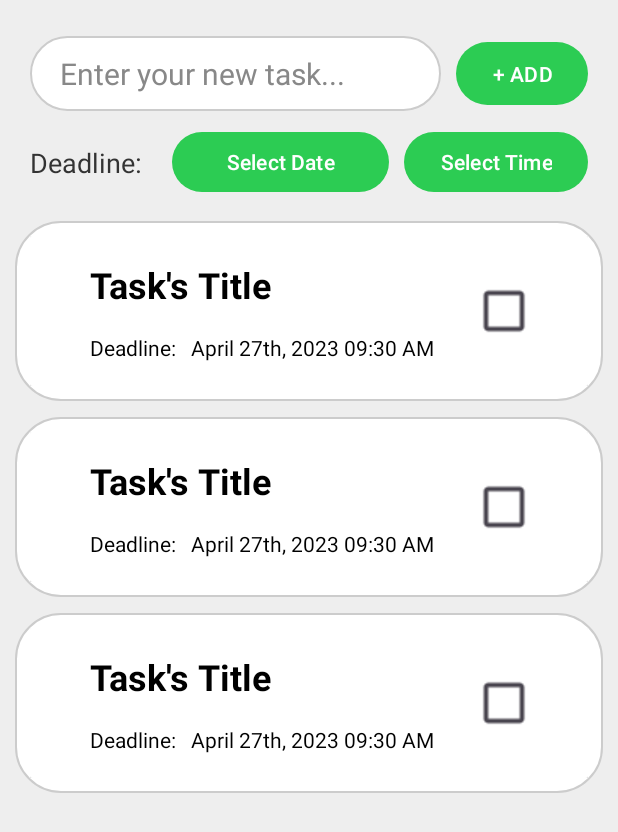
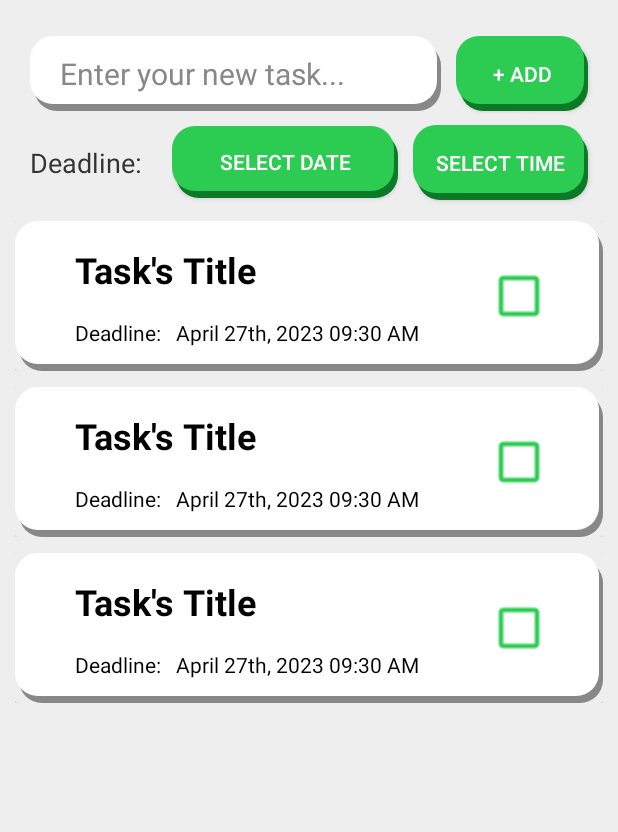
Before and after one commit to tranbaoanhh27/todo-app, an Android app: the layout activity_main.xml on its own in the app's theme, with its tools: preview values and no code run, on a phone screen of 412 x 824 dp. Shown: the top 832 px of the screen. Run offline under Robolectric (Android 15) with nearby library versions, the phone set to English and light mode, and no system bars.

Commit message:
Fixed bug: crash when submit new task without selecting deadline time, Updated app's UI

```diff
--- a/app/build.gradle
+++ b/app/build.gradle
@@ -11,7 +11,7 @@ android {
         minSdk 29
         targetSdk 33
         versionCode 1
-        versionName "1.0"
+        versionName '1.0.0'
 
         testInstrumentationRunner "androidx.test.runner.AndroidJUnitRunner"
     }
--- a/app/src/main/java/com/basoft/todo/MainActivity.java
+++ b/app/src/main/java/com/basoft/todo/MainActivity.java
@@ -100,7 +100,9 @@ public class MainActivity extends AppCompatActivity {
             TaskTodo newTask = new TaskTodo(newTaskTitle);
             Calendar deadline = Calendar.getInstance();
 
-            if (deadlineYear != null && deadlineHour != null) {
+            boolean haveDeadline = deadlineYear != null && deadlineHour != null;
+
+            if (haveDeadline) {
                 deadline.set(Calendar.YEAR, deadlineYear);
                 deadline.set(Calendar.MONTH, deadlineMonth);
                 deadline.set(Calendar.DAY_OF_MONTH, deadlineDay);
@@ -114,6 +116,7 @@ public class MainActivity extends AppCompatActivity {
             dataManager.addTask(newTask);
             taskAdapter.notifyDataSetChanged();
 
+            if (haveDeadline) {
                 Notification notification = NotificationHelper.createNotification(
                         MainActivity.this,
                         String.format("%s - %s", newTask.getTitle(), getString(R.string._10_minutes_remaining)),
@@ -128,6 +131,7 @@ public class MainActivity extends AppCompatActivity {
                 Calendar notificationTime = (Calendar) newTask.getDeadline().clone();
                 notificationTime.add(Calendar.MINUTE, -10);
                 NotificationHelper.scheduleNotification(MainActivity.this, notification, notificationTime);
+            }
 
             resetViews();
         }
--- /dev/null
+++ b/app/src/main/res/drawable/primary_button.xml
@@ -0,0 +1,6 @@
+<?xml version="1.0" encoding="utf-8"?>
+<selector xmlns:android="http://schemas.android.com/apk/res/android">
+    <item android:drawable="@drawable/primary_button_pressed"
+        android:state_pressed="true" />
+    <item android:drawable="@drawable/primary_button_normal" />
+</selector>
--- /dev/null
+++ b/app/src/main/res/drawable/primary_button_normal.xml
@@ -0,0 +1,17 @@
+<?xml version="1.0" encoding="utf-8"?>
+<layer-list xmlns:android="http://schemas.android.com/apk/res/android">
+    <!-- Gray shadow. -->
+    <item android:left="3dp" android:top="5dp">
+        <shape>
+            <solid android:color="@color/brand_green_darker" />
+            <corners android:radius="15dp" />
+        </shape>
+    </item>
+    <!-- White foreground. -->
+    <item android:bottom="5dp" android:right="3dp">
+        <shape>
+            <solid android:color="@color/brand_green" />
+            <corners android:radius="15dp" />
+        </shape>
+    </item>
+</layer-list>
--- /dev/null
+++ b/app/src/main/res/drawable/primary_button_pressed.xml
@@ -0,0 +1,17 @@
+<?xml version="1.0" encoding="utf-8"?>
+<layer-list xmlns:android="http://schemas.android.com/apk/res/android">
+    <!-- Gray shadow. -->
+    <item android:left="4dp" android:top="6dp">
+        <shape>
+            <solid android:color="@color/brand_green_darker" />
+            <corners android:radius="15dp" />
+        </shape>
+    </item>
+    <!-- White foreground. -->
+    <item android:bottom="3dp" android:right="1dp">
+        <shape>
+            <solid android:color="#24A844" />
+            <corners android:radius="15dp" />
+        </shape>
+    </item>
+</layer-list>
--- /dev/null
+++ b/app/src/main/res/drawable/white_3d_background.xml
@@ -0,0 +1,6 @@
+<?xml version="1.0" encoding="utf-8"?>
+<selector xmlns:android="http://schemas.android.com/apk/res/android">
+    <item android:drawable="@drawable/white_3d_background_pressed"
+        android:state_pressed="true" />
+    <item android:drawable="@drawable/white_3d_background_normal" />
+</selector>
--- /dev/null
+++ b/app/src/main/res/drawable/white_3d_background_normal.xml
@@ -0,0 +1,17 @@
+<?xml version="1.0" encoding="utf-8"?>
+<layer-list xmlns:android="http://schemas.android.com/apk/res/android">
+    <!-- Gray shadow. -->
+    <item android:left="3dp" android:top="5dp">
+        <shape>
+            <solid android:color="#888888" />
+            <corners android:radius="15dp" />
+        </shape>
+    </item>
+    <!-- White foreground. -->
+    <item android:bottom="5dp" android:right="3dp">
+        <shape>
+            <solid android:color="@color/white" />
+            <corners android:radius="15dp" />
+        </shape>
+    </item>
+</layer-list>
--- /dev/null
+++ b/app/src/main/res/drawable/white_3d_background_pressed.xml
@@ -0,0 +1,17 @@
+<?xml version="1.0" encoding="utf-8"?>
+<layer-list xmlns:android="http://schemas.android.com/apk/res/android">
+    <!-- Gray shadow. -->
+    <item android:left="3dp" android:top="5dp">
+        <shape>
+            <solid android:color="#888888" />
+            <corners android:radius="15dp" />
+        </shape>
+    </item>
+    <!-- White foreground. -->
+    <item android:bottom="3dp" android:right="1dp">
+        <shape>
+            <solid android:color="#FDFDFD" />
+            <corners android:radius="15dp" />
+        </shape>
+    </item>
+</layer-list>
--- a/app/src/main/res/layout/activity_main.xml
+++ b/app/src/main/res/layout/activity_main.xml
@@ -4,7 +4,7 @@
     xmlns:tools="http://schemas.android.com/tools"
     android:layout_width="match_parent"
     android:layout_height="match_parent"
-    android:background="#EEEEEE"
+    android:background="@color/main_background"
     tools:context=".MainActivity">
 
     <EditText
@@ -16,8 +16,9 @@
         android:textSize="20sp"
         android:inputType="text"
         android:textColor="@color/black"
+        android:paddingBottom="10dp"
         android:textColorHint="#888888"
-        android:background="@drawable/rounded_white_rectangle"
+        android:background="@drawable/white_3d_background_normal"
         android:hint="@string/enter_your_new_task"
         android:paddingVertical="10dp"
         android:paddingHorizontal="20dp"
@@ -38,7 +39,7 @@
         app:layout_constraintBottom_toBottomOf="@id/new_task_deadline_date"
         app:layout_constraintStart_toStartOf="@id/new_task_edittext"/>
 
-    <Button
+    <androidx.appcompat.widget.AppCompatButton
         android:id="@+id/new_task_deadline_date"
         android:layout_width="0dp"
         android:layout_height="wrap_content"
@@ -46,29 +47,35 @@
         android:layout_marginTop="10dp"
         android:layout_marginStart="20dp"
         android:textColor="@color/white"
+        android:background="@drawable/primary_button"
         app:layout_constraintTop_toBottomOf="@id/new_task_edittext"
         app:layout_constraintStart_toEndOf="@id/new_task_deadline_label"
         app:layout_constraintEnd_toStartOf="@id/new_task_deadline_time" />
 
-    <Button
+    <androidx.appcompat.widget.AppCompatButton
         android:id="@+id/new_task_deadline_time"
         android:layout_width="wrap_content"
         android:layout_height="wrap_content"
+        android:padding="15dp"
         android:text="@string/select_time"
         android:layout_marginStart="10dp"
         android:layout_marginEnd="20dp"
+        android:textColor="@color/white"
+        android:background="@drawable/primary_button"
         app:layout_constraintTop_toTopOf="@id/new_task_deadline_date"
         app:layout_constraintBottom_toBottomOf="@id/new_task_deadline_date"
         app:layout_constraintStart_toEndOf="@id/new_task_deadline_date"
         app:layout_constraintEnd_toEndOf="parent"/>
 
-    <Button
+    <androidx.appcompat.widget.AppCompatButton
         android:id="@+id/new_task_button"
         android:layout_width="wrap_content"
         android:layout_height="wrap_content"
         android:text="@string/add"
         android:minHeight="50dp"
         android:layout_marginEnd="20dp"
+        android:textColor="@color/white"
+        android:background="@drawable/primary_button"
         app:layout_constraintStart_toEndOf="@id/new_task_edittext"
         app:layout_constraintTop_toTopOf="@id/new_task_edittext"
         app:layout_constraintBottom_toBottomOf="@id/new_task_edittext"
--- a/app/src/main/res/layout/task_item_view.xml
+++ b/app/src/main/res/layout/task_item_view.xml
@@ -4,19 +4,19 @@
     android:layout_height="wrap_content"
     android:layout_marginHorizontal="10dp"
     android:layout_marginVertical="5dp"
-    android:background="@drawable/rounded_white_rectangle"
     xmlns:app="http://schemas.android.com/apk/res-auto">
 
     <androidx.cardview.widget.CardView
         android:layout_width="match_parent"
         android:layout_height="wrap_content"
+        app:cardBackgroundColor="@color/main_background"
         app:layout_constraintTop_toTopOf="parent"
         app:layout_constraintStart_toStartOf="parent">
 
         <androidx.constraintlayout.widget.ConstraintLayout
             android:layout_width="match_parent"
             android:layout_height="100dp"
-            android:background="@color/white">
+            android:background="@drawable/white_3d_background">
 
             <TextView
                 android:id="@+id/task_item_title"
@@ -51,7 +51,7 @@
                 app:layout_constraintTop_toTopOf="@id/task_item_deadline_label"
                 app:layout_constraintStart_toEndOf="@id/task_item_deadline_label" />
 
-            <CheckBox
+            <com.google.android.material.checkbox.MaterialCheckBox
                 android:id="@+id/task_item_checkbox"
                 android:layout_width="wrap_content"
                 android:layout_height="wrap_content"
@@ -60,6 +60,7 @@
                 android:minHeight="0dp"
                 android:scaleX="1.5"
                 android:scaleY="1.5"
+                android:buttonTint="@color/brand_green"
                 app:layout_constraintTop_toTopOf="parent"
                 app:layout_constraintBottom_toBottomOf="parent"
                 app:layout_constraintEnd_toEndOf="parent" />
--- a/app/src/main/res/values-night/themes.xml
+++ b/app/src/main/res/values-night/themes.xml
@@ -1,6 +1,6 @@
 <resources xmlns:tools="http://schemas.android.com/tools">
     <!-- Base application theme. -->
-    <style name="Base.Theme.Todo" parent="Theme.Material3.DayNight.NoActionBar">
+    <style name="Base.Theme.Todo" parent="Theme.Material3.Dark.NoActionBar">
         <!-- Customize your dark theme here. -->
         <item name="colorPrimary">@color/brand_green</item>
         <item name="colorOnPrimary">@color/white</item>
--- a/app/src/main/res/values/colors.xml
+++ b/app/src/main/res/values/colors.xml
@@ -3,4 +3,6 @@
     <color name="black">#FF000000</color>
     <color name="white">#FFFFFFFF</color>
     <color name="brand_green">#2CCC53</color>
+    <color name="brand_green_darker">#0B7A26</color>
+    <color name="main_background">#EEEEEE</color>
 </resources>
--- a/app/src/main/res/values/themes.xml
+++ b/app/src/main/res/values/themes.xml
@@ -1,6 +1,6 @@
 <resources xmlns:tools="http://schemas.android.com/tools">
     <!-- Base application theme. -->
-    <style name="Base.Theme.Todo" parent="Theme.Material3.DayNight.NoActionBar">
+    <style name="Base.Theme.Todo" parent="Theme.Material3.Light.NoActionBar">
         <!-- Customize your light theme here. -->
         <item name="colorPrimary">@color/brand_green</item>
         <item name="colorOnPrimary">@color/white</item>
```
Lines whose indentation alone changed are shown as unchanged.
